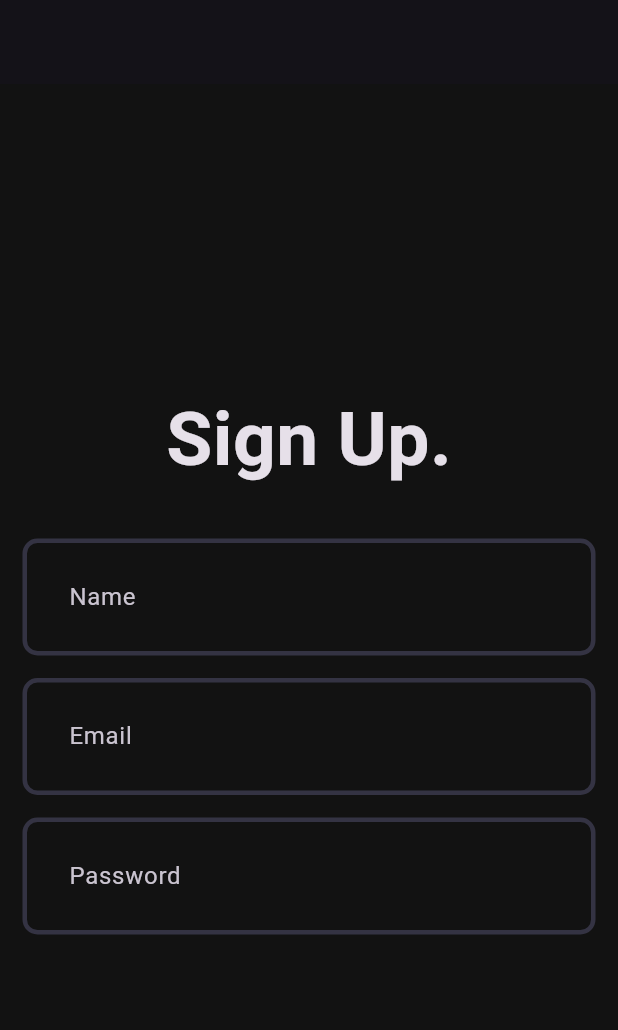
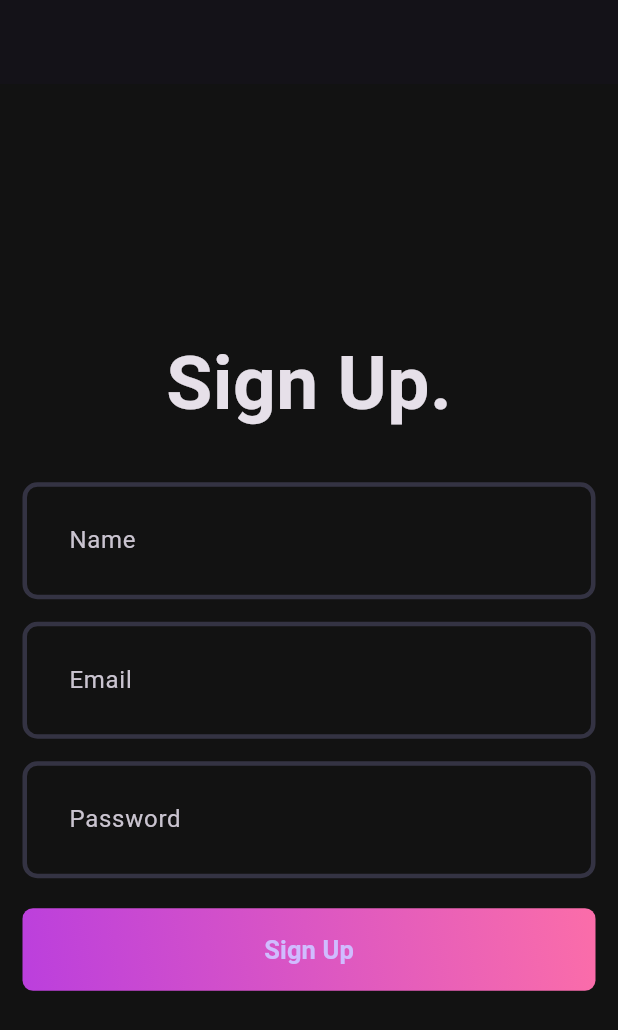
Before and after one commit to Daksh-K-11/Spotify-Clone, a Flutter app: the screen it shows after launch, on a phone screen of 412 x 824 dp. Shown: the top 1030 px of the screen. Run offline on Flutter 3.47's test engine with Material 3 defaults, Android fonts, the light colour scheme and no system bars.

Commit message:
sign up button

```diff
--- a/client/lib/features/auth/view/pages/signup_page.dart
+++ b/client/lib/features/auth/view/pages/signup_page.dart
@@ -1,3 +1,4 @@
+import 'package:client/features/auth/view/widgets/auth_gradient_button.dart';
 import 'package:client/features/auth/view/widgets/custom_field.dart';
 import 'package:flutter/material.dart';
 
@@ -37,6 +38,8 @@ class _SignupPageState extends State<SignupPage> {
             CustomField(
               hintText: 'Password',
             ),
+            const SizedBox(height: 20),
+            AuthGradientButton(),
           ],
         ),
       ),
--- /dev/null
+++ b/client/lib/features/auth/view/widgets/auth_gradient_button.dart
@@ -0,0 +1,38 @@
+import 'package:client/core/theme/app_pallete.dart';
+import 'package:flutter/material.dart';
+
+class AuthGradientButton extends StatelessWidget {
+  const AuthGradientButton({super.key});
+
+  @override
+  Widget build(BuildContext context) {
+    return Container(
+      decoration: BoxDecoration(
+        borderRadius: BorderRadius.circular(7),
+        gradient: const LinearGradient(
+          colors: [
+            Pallete.gradient1,
+            Pallete.gradient2,
+          ],
+          begin: Alignment.bottomLeft,
+          end: Alignment.topRight,
+        ),
+      ),
+      child: ElevatedButton(
+        onPressed: () {},
+        style: ElevatedButton.styleFrom(
+          fixedSize: const Size(395, 55),
+          backgroundColor: Pallete.transparentColor,
+          shadowColor: Pallete.transparentColor,
+        ),
+        child: const Text(
+          'Sign Up',
+          style: TextStyle(
+            fontSize: 17,
+            fontWeight: FontWeight.w600,
+          ),
+        ),
+      ),
+    );
+  }
+}
```
